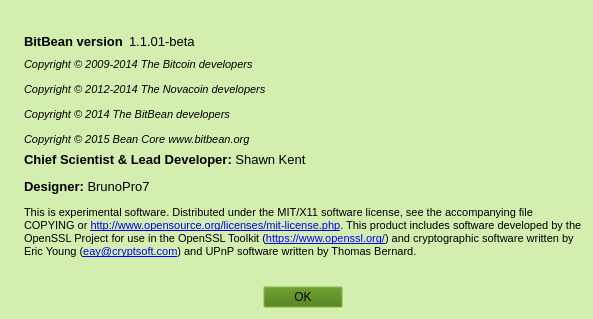
Old version of the form src/qt/forms/aboutdialog.ui in the repository nokat/bitbean.
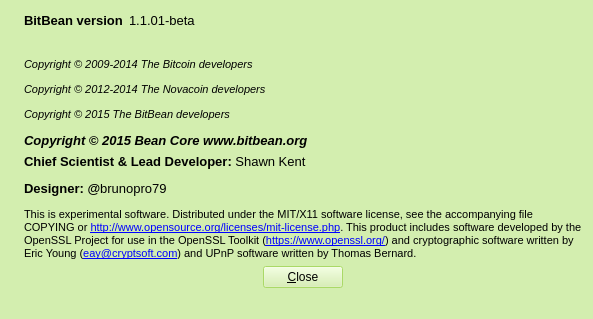
New version of the form. Icons and pictures are not drawn.

```diff
--- a/src/qt/forms/aboutdialog.ui
+++ b/src/qt/forms/aboutdialog.ui
@@ -192,8 +192,8 @@
   <property name="autoFillBackground">
    <bool>false</bool>
   </property>
-  <layout class="QHBoxLayout" name="horizontalLayout_2">
-   <item>
+  <layout class="QGridLayout" name="gridLayout">
+   <item row="0" column="0" rowspan="5">
     <widget class="QLabel" name="label_4">
      <property name="sizePolicy">
       <sizepolicy hsizetype="Preferred" vsizetype="Ignored">
@@ -206,22 +206,7 @@
      </property>
     </widget>
    </item>
-   <item>
-    <layout class="QVBoxLayout" name="verticalLayout_2">
-     <item>
-      <spacer name="verticalSpacer_2">
-       <property name="orientation">
-        <enum>Qt::Vertical</enum>
-       </property>
-       <property name="sizeHint" stdset="0">
-        <size>
-         <width>20</width>
-         <height>40</height>
-        </size>
-       </property>
-      </spacer>
-     </item>
-     <item>
+   <item row="0" column="1" colspan="2">
       <layout class="QHBoxLayout" name="horizontalLayout">
        <item>
         <widget class="QLabel" name="label">
@@ -278,7 +263,113 @@
        </item>
       </layout>
      </item>
-     <item alignment="Qt::AlignTop">
+   <item row="1" column="1" colspan="3">
+    <spacer name="verticalSpacer_2">
+     <property name="orientation">
+      <enum>Qt::Vertical</enum>
+     </property>
+     <property name="sizeHint" stdset="0">
+      <size>
+       <width>468</width>
+       <height>1</height>
+      </size>
+     </property>
+    </spacer>
+   </item>
+   <item row="3" column="1" colspan="3">
+    <widget class="QLabel" name="label_2">
+     <property name="font">
+      <font>
+       <family>Liberation Sans</family>
+       <pointsize>10</pointsize>
+      </font>
+     </property>
+     <property name="cursor">
+      <cursorShape>IBeamCursor</cursorShape>
+     </property>
+     <property name="text">
+      <string>&lt;html&gt;&lt;head/&gt;&lt;body&gt;&lt;p&gt;&lt;span style=&quot; font-weight:600;&quot;&gt;Chief Scientist &amp;amp; Lead Developer: &lt;/span&gt;Shawn Kent&lt;/p&gt;&lt;p&gt;&lt;span style=&quot; font-weight:600;&quot;&gt;Designer: @&lt;/span&gt;brunopro79&lt;/p&gt;&lt;p&gt;&lt;span style=&quot; font-size:8pt;&quot;&gt;This is experimental software. Distributed under the MIT/X11 software license, see the accompanying file COPYING or &lt;/span&gt;&lt;a href=&quot;http://www.opensource.org/licenses/mit-license.php&quot;&gt;&lt;span style=&quot; font-size:8pt; text-decoration: underline; color:#0000ff;&quot;&gt;http://www.opensource.org/licenses/mit-license.php&lt;/span&gt;&lt;/a&gt;&lt;span style=&quot; font-size:8pt;&quot;&gt;. This product includes software developed by the OpenSSL Project for use in the OpenSSL Toolkit (&lt;/span&gt;&lt;a href=&quot;https://www.openssl.org/&quot;&gt;&lt;span style=&quot; font-size:8pt; text-decoration: underline; color:#0000ff;&quot;&gt;https://www.openssl.org/&lt;/span&gt;&lt;/a&gt;&lt;span style=&quot; font-size:8pt;&quot;&gt;) and cryptographic software written by Eric Young (&lt;/span&gt;&lt;a href=&quot;mailto:eay@cryptsoft.com&quot;&gt;&lt;span style=&quot; font-size:8pt; text-decoration: underline; color:#0000ff;&quot;&gt;eay@cryptsoft.com&lt;/span&gt;&lt;/a&gt;&lt;span style=&quot; font-size:8pt;&quot;&gt;) and UPnP software written by Thomas Bernard.&lt;/span&gt;&lt;/p&gt;&lt;/body&gt;&lt;/html&gt;</string>
+     </property>
+     <property name="textFormat">
+      <enum>Qt::RichText</enum>
+     </property>
+     <property name="wordWrap">
+      <bool>true</bool>
+     </property>
+     <property name="textInteractionFlags">
+      <set>Qt::LinksAccessibleByMouse|Qt::TextSelectableByKeyboard|Qt::TextSelectableByMouse</set>
+     </property>
+    </widget>
+   </item>
+   <item row="4" column="1">
+    <spacer name="horizontalSpacer_2">
+     <property name="orientation">
+      <enum>Qt::Horizontal</enum>
+     </property>
+     <property name="sizeHint" stdset="0">
+      <size>
+       <width>188</width>
+       <height>20</height>
+      </size>
+     </property>
+    </spacer>
+   </item>
+   <item row="4" column="2">
+    <widget class="QPushButton" name="closeButton">
+     <property name="sizePolicy">
+      <sizepolicy hsizetype="Fixed" vsizetype="Fixed">
+       <horstretch>0</horstretch>
+       <verstretch>0</verstretch>
+      </sizepolicy>
+     </property>
+     <property name="focusPolicy">
+      <enum>Qt::TabFocus</enum>
+     </property>
+     <property name="toolTip">
+      <string>Close Window</string>
+     </property>
+     <property name="layoutDirection">
+      <enum>Qt::LeftToRight</enum>
+     </property>
+     <property name="text">
+      <string>&amp;Close</string>
+     </property>
+     <property name="icon">
+      <iconset resource="../bitbean.qrc">
+       <normaloff>:/icons/quit</normaloff>:/icons/quit</iconset>
+     </property>
+     <property name="default">
+      <bool>false</bool>
+     </property>
+    </widget>
+   </item>
+   <item row="4" column="3">
+    <spacer name="horizontalSpacer_3">
+     <property name="orientation">
+      <enum>Qt::Horizontal</enum>
+     </property>
+     <property name="sizeHint" stdset="0">
+      <size>
+       <width>187</width>
+       <height>20</height>
+      </size>
+     </property>
+    </spacer>
+   </item>
+   <item row="5" column="1" colspan="3">
+    <spacer name="verticalSpacer">
+     <property name="orientation">
+      <enum>Qt::Vertical</enum>
+     </property>
+     <property name="sizeHint" stdset="0">
+      <size>
+       <width>468</width>
+       <height>2</height>
+      </size>
+     </property>
+    </spacer>
+   </item>
+   <item row="2" column="1" colspan="3">
       <widget class="QLabel" name="copyrightLabel">
        <property name="font">
         <font>
@@ -296,127 +387,13 @@
 &lt;/style&gt;&lt;/head&gt;&lt;body style=&quot; font-family:'Liberation Sans'; font-size:10pt; font-weight:400; font-style:normal;&quot;&gt;
 &lt;p style=&quot; margin-top:12px; margin-bottom:12px; margin-left:0px; margin-right:0px; -qt-block-indent:0; text-indent:0px;&quot;&gt;&lt;span style=&quot; font-size:8pt; font-style:italic;&quot;&gt;Copyright © 2009-2014 The Bitcoin developers&lt;/span&gt;&lt;/p&gt;
 &lt;p style=&quot; margin-top:12px; margin-bottom:12px; margin-left:0px; margin-right:0px; -qt-block-indent:0; text-indent:0px;&quot;&gt;&lt;span style=&quot; font-size:8pt; font-style:italic;&quot;&gt;Copyright © 2012-2014 The Novacoin developers&lt;/span&gt;&lt;/p&gt;
-&lt;p style=&quot; margin-top:12px; margin-bottom:12px; margin-left:0px; margin-right:0px; -qt-block-indent:0; text-indent:0px;&quot;&gt;&lt;span style=&quot; font-size:8pt; font-style:italic;&quot;&gt;Copyright © 2014 The BitBean developers&lt;/span&gt;&lt;/p&gt;
-&lt;p style=&quot; margin-top:12px; margin-bottom:12px; margin-left:0px; margin-right:0px; -qt-block-indent:0; text-indent:0px;&quot;&gt;&lt;span style=&quot; font-size:8pt; font-style:italic;&quot;&gt;Copyright © 2015 Bean Core www.bitbean.org&lt;/span&gt;&lt;/p&gt;&lt;/body&gt;&lt;/html&gt;</string>
+&lt;p style=&quot; margin-top:12px; margin-bottom:12px; margin-left:0px; margin-right:0px; -qt-block-indent:0; text-indent:0px;&quot;&gt;&lt;span style=&quot; font-size:8pt; font-style:italic;&quot;&gt;Copyright © 2015 The BitBean developers&lt;/span&gt;&lt;/p&gt;
+&lt;p style=&quot; margin-top:12px; margin-bottom:12px; margin-left:0px; margin-right:0px; -qt-block-indent:0; text-indent:0px;&quot;&gt;&lt;span style=&quot; font-weight:600; font-style:italic;&quot;&gt;Copyright © 2015 Bean Core www.bitbean.org&lt;/span&gt;&lt;/p&gt;&lt;/body&gt;&lt;/html&gt;</string>
        </property>
        <property name="textInteractionFlags">
         <set>Qt::LinksAccessibleByMouse|Qt::TextSelectableByKeyboard|Qt::TextSelectableByMouse</set>
        </property>
       </widget>
-     </item>
-     <item>
-      <widget class="QLabel" name="label_2">
-       <property name="font">
-        <font>
-         <family>Liberation Sans</family>
-         <pointsize>10</pointsize>
-        </font>
-       </property>
-       <property name="cursor">
-        <cursorShape>IBeamCursor</cursorShape>
-       </property>
-       <property name="text">
-        <string>&lt;html&gt;&lt;head/&gt;&lt;body&gt;&lt;p&gt;&lt;span style=&quot; font-weight:600;&quot;&gt;Chief Scientist &amp;amp; Lead Developer: &lt;/span&gt;Shawn Kent&lt;/p&gt;&lt;p&gt;&lt;span style=&quot; font-weight:600;&quot;&gt;Designer: &lt;/span&gt;BrunoPro7&lt;/p&gt;&lt;p&gt;&lt;span style=&quot; font-size:8pt;&quot;&gt;This is experimental software. Distributed under the MIT/X11 software license, see the accompanying file COPYING or &lt;/span&gt;&lt;a href=&quot;http://www.opensource.org/licenses/mit-license.php&quot;&gt;&lt;span style=&quot; font-size:8pt; text-decoration: underline; color:#0000ff;&quot;&gt;http://www.opensource.org/licenses/mit-license.php&lt;/span&gt;&lt;/a&gt;&lt;span style=&quot; font-size:8pt;&quot;&gt;. This product includes software developed by the OpenSSL Project for use in the OpenSSL Toolkit (&lt;/span&gt;&lt;a href=&quot;https://www.openssl.org/&quot;&gt;&lt;span style=&quot; font-size:8pt; text-decoration: underline; color:#0000ff;&quot;&gt;https://www.openssl.org/&lt;/span&gt;&lt;/a&gt;&lt;span style=&quot; font-size:8pt;&quot;&gt;) and cryptographic software written by Eric Young (&lt;/span&gt;&lt;a href=&quot;mailto:eay@cryptsoft.com&quot;&gt;&lt;span style=&quot; font-size:8pt; text-decoration: underline; color:#0000ff;&quot;&gt;eay@cryptsoft.com&lt;/span&gt;&lt;/a&gt;&lt;span style=&quot; font-size:8pt;&quot;&gt;) and UPnP software written by Thomas Bernard.&lt;/span&gt;&lt;/p&gt;&lt;/body&gt;&lt;/html&gt;</string>
-       </property>
-       <property name="textFormat">
-        <enum>Qt::RichText</enum>
-       </property>
-       <property name="wordWrap">
-        <bool>true</bool>
-       </property>
-       <property name="textInteractionFlags">
-        <set>Qt::LinksAccessibleByMouse|Qt::TextSelectableByKeyboard|Qt::TextSelectableByMouse</set>
-       </property>
-      </widget>
-     </item>
-     <item>
-      <spacer name="verticalSpacer">
-       <property name="orientation">
-        <enum>Qt::Vertical</enum>
-       </property>
-       <property name="sizeHint" stdset="0">
-        <size>
-         <width>20</width>
-         <height>40</height>
-        </size>
-       </property>
-      </spacer>
-     </item>
-     <item alignment="Qt::AlignHCenter">
-      <widget class="QDialogButtonBox" name="buttonBox">
-       <property name="palette">
-        <palette>
-         <active>
-          <colorrole role="Button">
-           <brush brushstyle="SolidPattern">
-            <color alpha="255">
-             <red>159</red>
-             <green>213</green>
-             <blue>85</blue>
-            </color>
-           </brush>
-          </colorrole>
-          <colorrole role="AlternateBase">
-           <brush brushstyle="SolidPattern">
-            <color alpha="255">
-             <red>211</red>
-             <green>238</green>
-             <blue>175</blue>
-            </color>
-           </brush>
-          </colorrole>
-         </active>
-         <inactive>
-          <colorrole role="Button">
-           <brush brushstyle="SolidPattern">
-            <color alpha="255">
-             <red>55</red>
-             <green>106</green>
-             <blue>0</blue>
-            </color>
-           </brush>
-          </colorrole>
-          <colorrole role="AlternateBase">
-           <brush brushstyle="SolidPattern">
-            <color alpha="255">
-             <red>233</red>
-             <green>231</green>
-             <blue>227</blue>
-            </color>
-           </brush>
-          </colorrole>
-         </inactive>
-         <disabled>
-          <colorrole role="Button">
-           <brush brushstyle="SolidPattern">
-            <color alpha="255">
-             <red>55</red>
-             <green>106</green>
-             <blue>0</blue>
-            </color>
-           </brush>
-          </colorrole>
-          <colorrole role="AlternateBase">
-           <brush brushstyle="SolidPattern">
-            <color alpha="255">
-             <red>233</red>
-             <green>231</green>
-             <blue>227</blue>
-            </color>
-           </brush>
-          </colorrole>
-         </disabled>
-        </palette>
-       </property>
-       <property name="orientation">
-        <enum>Qt::Horizontal</enum>
-       </property>
-       <property name="standardButtons">
-        <set>QDialogButtonBox::Ok</set>
-       </property>
-      </widget>
-     </item>
-    </layout>
    </item>
   </layout>
  </widget>
```
Left out of the diff: 35 changed lines with no effect on the pictures. Lines whose indentation alone changed are shown as unchanged.
